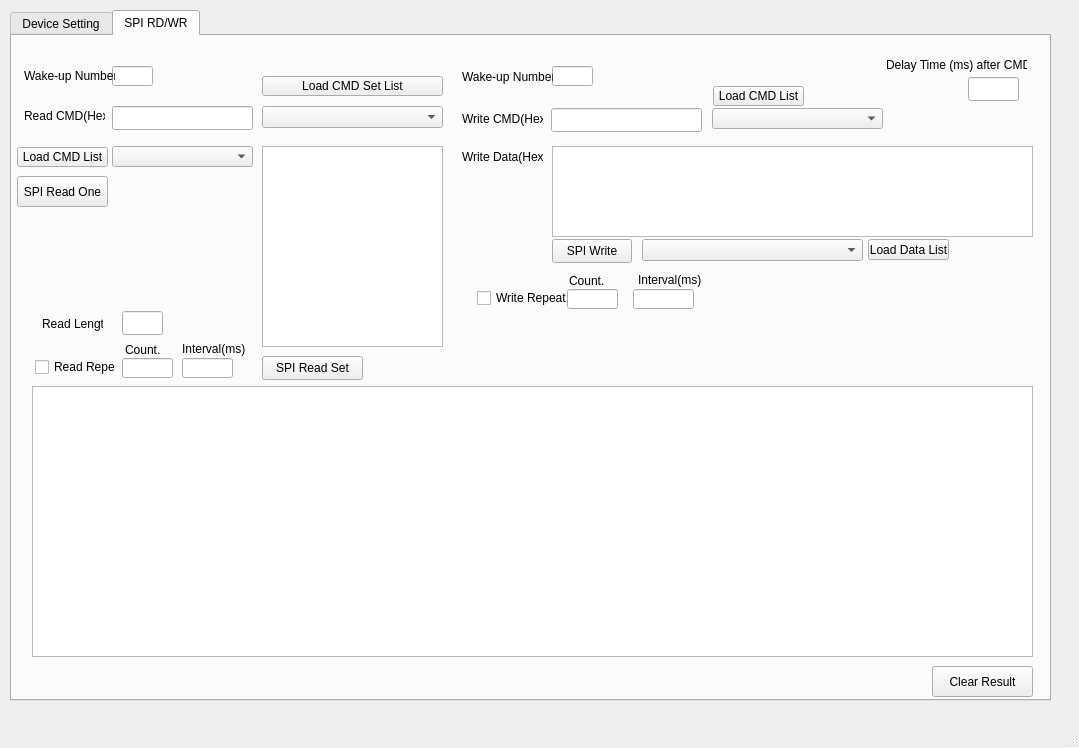
Before: the Qt Designer form mainwindow.ui in Goldenchen1012/Usb2uisApp, drawn with Qt 5.
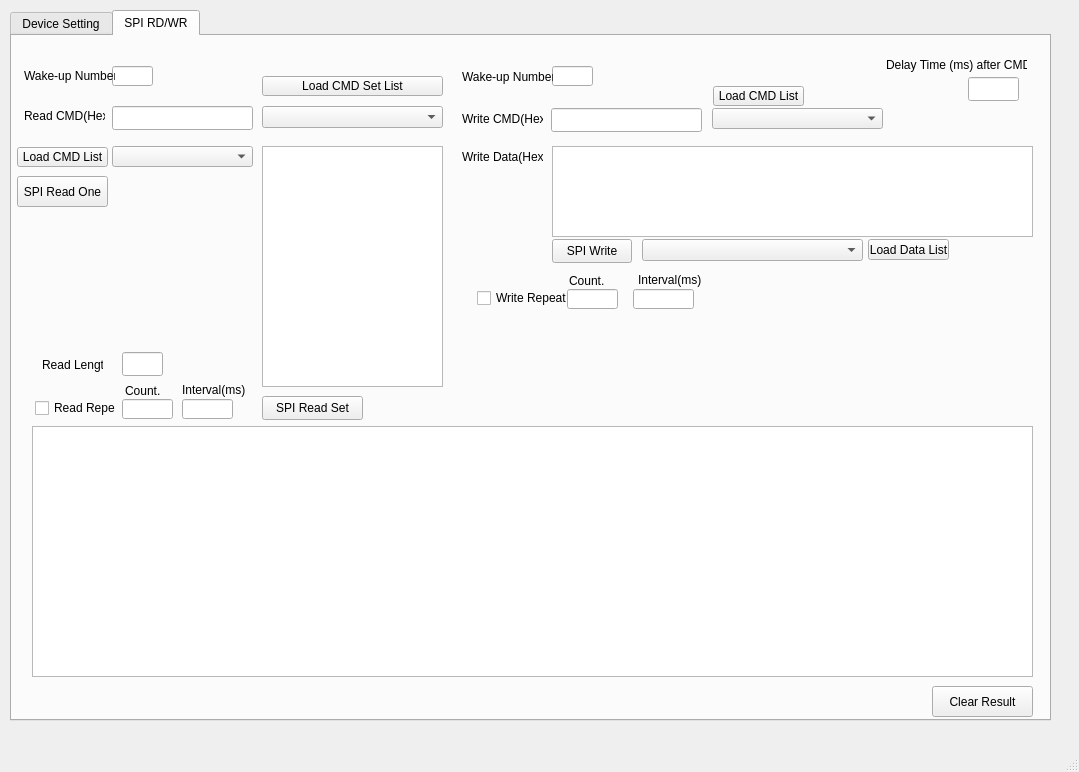
After: the same form once the commit is applied.

```diff
--- a/mainwindow.ui
+++ b/mainwindow.ui
@@ -7,7 +7,7 @@
     <x>0</x>
     <y>0</y>
     <width>1079</width>
-    <height>748</height>
+    <height>772</height>
    </rect>
   </property>
   <property name="windowTitle">
@@ -20,7 +20,7 @@
       <x>10</x>
       <y>10</y>
       <width>1041</width>
-      <height>691</height>
+      <height>711</height>
      </rect>
     </property>
     <property name="currentIndex">
@@ -120,7 +120,7 @@
       <property name="geometry">
        <rect>
         <x>110</x>
-        <y>275</y>
+        <y>316</y>
         <width>41</width>
         <height>24</height>
        </rect>
@@ -145,7 +145,7 @@
       <property name="geometry">
        <rect>
         <x>250</x>
-        <y>320</y>
+        <y>360</y>
         <width>101</width>
         <height>24</height>
        </rect>
@@ -171,9 +171,9 @@
       <property name="geometry">
        <rect>
         <x>20</x>
-        <y>350</y>
+        <y>390</y>
         <width>1001</width>
-        <height>271</height>
+        <height>251</height>
        </rect>
       </property>
       <property name="font">
@@ -222,7 +222,7 @@
       <property name="geometry">
        <rect>
         <x>30</x>
-        <y>280</y>
+        <y>321</y>
         <width>61</width>
         <height>16</height>
        </rect>
@@ -261,7 +261,7 @@
       <property name="geometry">
        <rect>
         <x>920</x>
-        <y>630</y>
+        <y>650</y>
         <width>101</width>
         <height>31</height>
        </rect>
@@ -320,7 +320,7 @@
       <property name="geometry">
        <rect>
         <x>23</x>
-        <y>322</y>
+        <y>363</y>
         <width>81</width>
         <height>18</height>
        </rect>
@@ -333,7 +333,7 @@
       <property name="geometry">
        <rect>
         <x>110</x>
-        <y>322</y>
+        <y>363</y>
         <width>51</width>
         <height>20</height>
        </rect>
@@ -343,7 +343,7 @@
       <property name="geometry">
        <rect>
         <x>170</x>
-        <y>322</y>
+        <y>363</y>
         <width>51</width>
         <height>20</height>
        </rect>
@@ -386,7 +386,7 @@
       <property name="geometry">
        <rect>
         <x>113</x>
-        <y>308</y>
+        <y>349</y>
         <width>47</width>
         <height>12</height>
        </rect>
@@ -412,7 +412,7 @@
       <property name="geometry">
        <rect>
         <x>170</x>
-        <y>305</y>
+        <y>346</y>
         <width>71</width>
         <height>16</height>
        </rect>
@@ -524,7 +524,7 @@
         <x>250</x>
         <y>110</y>
         <width>181</width>
-        <height>201</height>
+        <height>241</height>
        </rect>
       </property>
       <property name="font">
```
